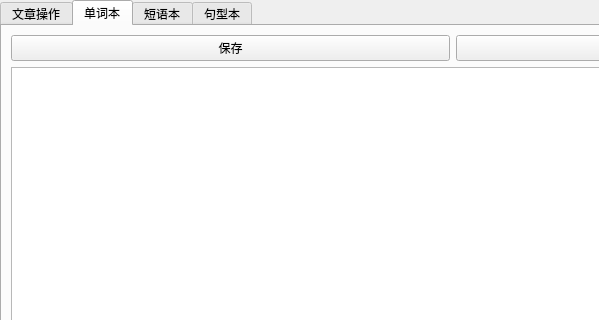
The window that window/wordsbook.ui (gaazau/MyEnglishIsPoor) describes before a commit, drawn with Qt 5; both pictures show x 0 to 599 and y 0 to 320 of the 906 by 880 pixel window.
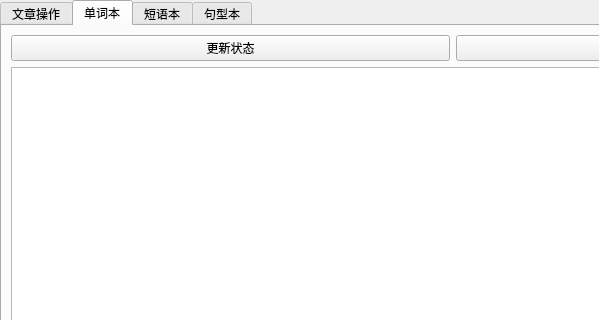
The same window after the commit.

Commit message: 完成单词表保存

What changed in the file:
```diff
--- a/window/wordsbook.ui
+++ b/window/wordsbook.ui
@@ -86,7 +86,7 @@
           <item>
            <widget class="QPushButton" name="btn_words_save">
             <property name="text">
-             <string>保存</string>
+             <string>更新状态</string>
             </property>
            </widget>
           </item>
```
The commit also changes 5 other files.
